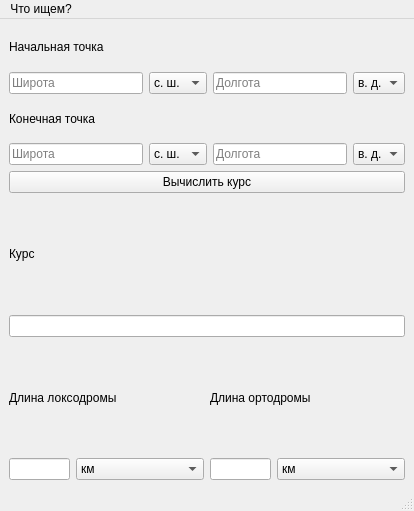
Old version of the form loxodrome_calculator/Forms/mainwindow.ui in the repository gr1do/Loxodrome_calculator.
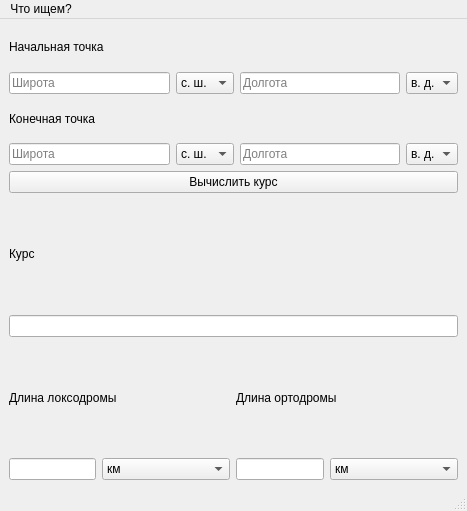
New version of the form.

Diff of the .ui file:
```diff
--- a/loxodrome_calculator/Forms/mainwindow.ui
+++ b/loxodrome_calculator/Forms/mainwindow.ui
@@ -6,7 +6,7 @@
    <rect>
     <x>0</x>
     <y>0</y>
-    <width>414</width>
+    <width>467</width>
     <height>511</height>
    </rect>
   </property>
@@ -246,7 +246,7 @@
     <rect>
      <x>0</x>
      <y>0</y>
-     <width>414</width>
+     <width>467</width>
      <height>26</height>
     </rect>
    </property>
```
Left out of the diff: 2 changed lines with no effect on the pictures.
